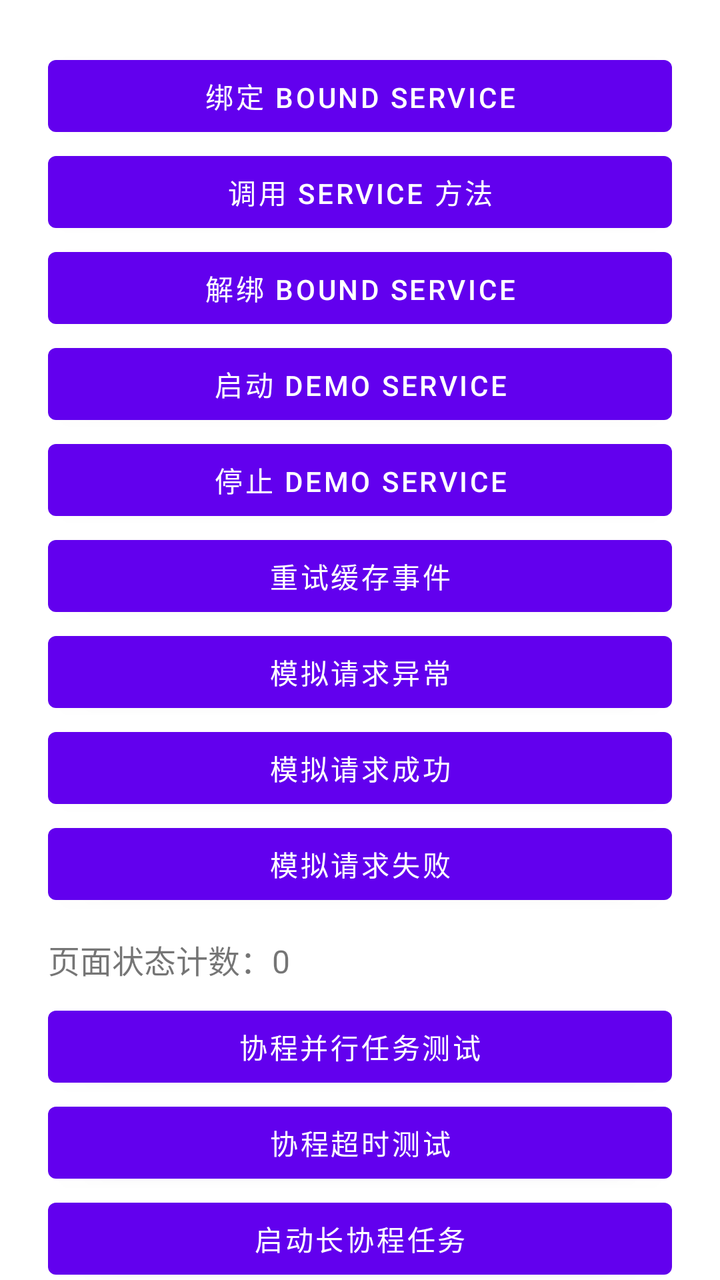
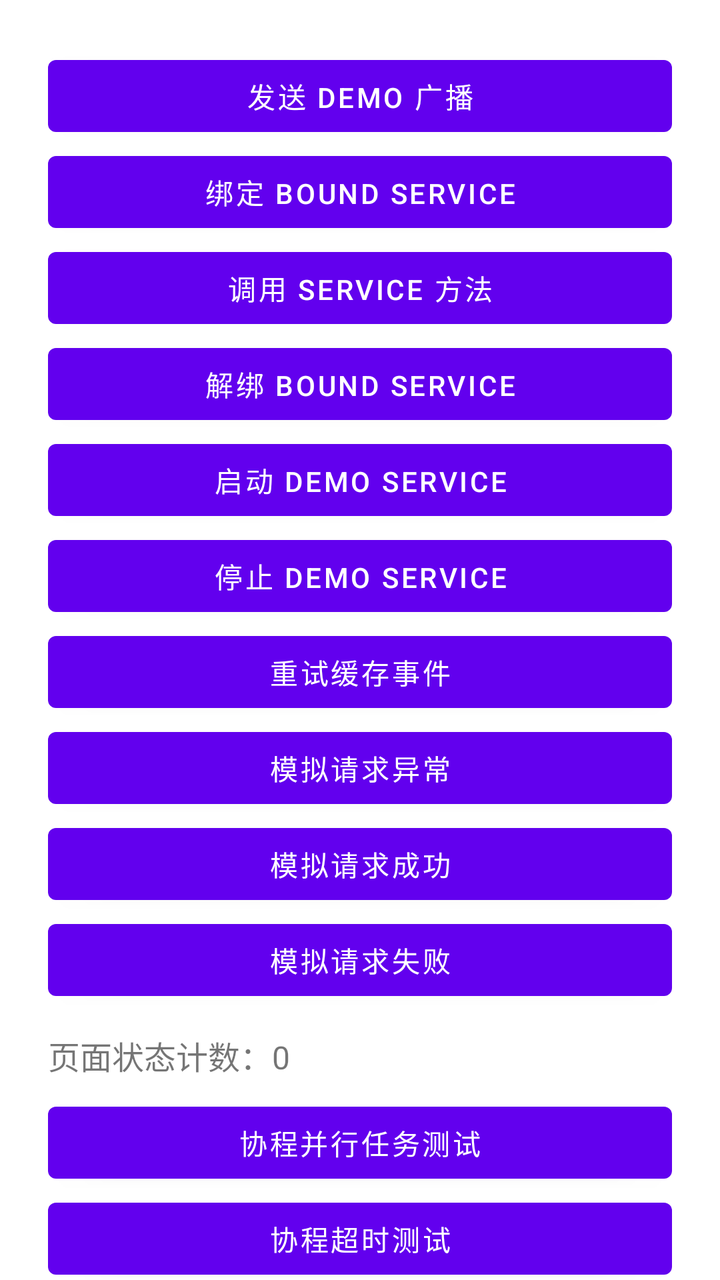

Two renders of the same Android screen: before a commit and after it. Below are the layout's source before the change and the commit's diff.
<!-- AndroidManifest.xml: application theme Theme.SdkStudyDemo -->
<!-- res/layout/activity_main.xml -->
<?xml version="1.0" encoding="utf-8"?>
<androidx.core.widget.NestedScrollView xmlns:android="http://schemas.android.com/apk/res/android"
    android:id="@+id/mainScrollView"
    android:layout_width="match_parent"
    android:layout_height="match_parent"
    android:fillViewport="true">


<LinearLayout
    android:id="@+id/rootLayout"
    android:layout_width="match_parent"
    android:layout_height="match_parent"
    android:orientation="vertical"
    android:padding="24dp">
    <Button
        android:id="@+id/btnBindService"
        android:layout_width="match_parent"
        android:layout_height="wrap_content"
        android:text="绑定 Bound Service" />

    <Button
        android:id="@+id/btnCallService"
        android:layout_width="match_parent"
        android:layout_height="wrap_content"
        android:text="调用 Service 方法" />

    <Button
        android:id="@+id/btnUnbindService"
        android:layout_width="match_parent"
        android:layout_height="wrap_content"
        android:text="解绑 Bound Service" />
    <Button
        android:id="@+id/btnStartDemoService"
        android:layout_width="match_parent"
        android:layout_height="wrap_content"
        android:text="启动 Demo Service" />

    <Button
        android:id="@+id/btnStopDemoService"
        android:layout_width="match_parent"
        android:layout_height="wrap_content"
        android:text="停止 Demo Service" />
    <Button
        android:id="@+id/btnRetryCachedEvents"
        android:layout_width="match_parent"
        android:layout_height="wrap_content"
        android:text="重试缓存事件" />
    <Button
        android:id="@+id/btnRequestException"
        android:layout_width="match_parent"
        android:layout_height="wrap_content"
        android:text="模拟请求异常" />
    <Button
        android:id="@+id/btnRequestSuccess"
        android:layout_width="match_parent"
        android:layout_height="wrap_content"
        android:text="模拟请求成功" />

    <Button
        android:id="@+id/btnRequestError"
        android:layout_width="match_parent"
        android:layout_height="wrap_content"
        android:text="模拟请求失败" />

    <TextView
        android:id="@+id/tvStateCount"
        android:layout_width="match_parent"
        android:layout_height="wrap_content"
        android:text="页面状态计数：0"
        android:textSize="16sp"
        android:paddingTop="12dp"
        android:paddingBottom="8dp"/>
    <Button
        android:id="@+id/btnParallelTaskTest"
        android:layout_width="match_parent"
        android:layout_height="wrap_content"
        android:text="协程并行任务测试"/>
    <Button
        android:id="@+id/btnTimeoutTest"
        android:layout_width="match_parent"
        android:layout_height="wrap_content"
        android:text="协程超时测试" />
    <Button
        android:id="@+id/btnStartLongCoroutine"
        android:layout_width="match_parent"
        android:layout_height="wrap_content"
        android:text="启动长协程任务" />

    <Button
        android:id="@+id/btnCancelLongCoroutine"
        android:layout_width="match_parent"
        android:layout_height="wrap_content"
        android:text="取消长协程任务" />
    <Button
        android:id="@+id/btnCoroutineTest"
        android:layout_width="match_parent"
        android:layout_height="wrap_content"
        android:text="协程测试" />
    <Button
        android:id="@+id/btnUploadEventCoroutine"
        android:layout_width="match_parent"
        android:layout_height="wrap_content"
        android:text="协程网络上报事件"/>
    <Button
        android:id="@+id/btnUploadEventNetwork"
        android:layout_width="match_parent"
        android:layout_height="wrap_content"
        android:text="网络上报事件"/>
    <Button
        android:id="@+id/btnIncreaseCount"
        android:layout_width="match_parent"
        android:layout_height="wrap_content"
        android:text="增加页面状态计数"/>
    <FrameLayout
        android:id="@+id/infoFragmentContainer"
        android:layout_width="match_parent"
        android:layout_height="wrap_content"/>
    <TextView
        android:id="@+id/tvSdkInfo"
        android:layout_width="match_parent"
        android:layout_height="wrap_content"
        android:text="SDK信息"
        android:textSize="16sp"/>

    <Button
        android:id="@+id/bthCancel"
        android:layout_width="match_parent"
        android:layout_height="wrap_content"
        android:text="取消隐私授权"/>

    <Button
        android:id="@+id/bthSetting"
        android:layout_width="match_parent"
        android:layout_height="wrap_content"
        android:text="进入设置页"/>
    <Button
        android:id = "@+id/bthAgree"
        android:layout_width="match_parent"
        android:layout_height="wrap_content"
        android:text="同意隐私协议"/>

    <Button
        android:id="@+id/btnTrackEvent"
        android:layout_width="match_parent"
        android:layout_height="wrap_content"
        android:text="模拟事件上报" />
    <Button
        android:id="@+id/btnTrackEventByBundle"
        android:layout_width="match_parent"
        android:layout_height="wrap_content"
        android:text="Bundle方式上报事件" />
    <Button
        android:id="@+id/btnRequestCameraPermission"
        android:layout_width="match_parent"
        android:layout_height="wrap_content"
        android:text="请求相机权限" />

    <FrameLayout
        android:id="@+id/fragmentContainer"
        android:layout_width="match_parent"
        android:layout_height="wrap_content"/>

</LinearLayout>
</androidx.core.widget.NestedScrollView>
<!-- resources referenced by this layout -->
<resources>
  <style name="Theme.SdkStudyDemo" parent="Theme.MaterialComponents.Light.NoActionBar">
          <item name="android:windowLightStatusBar">true</item>
          <item name="android:statusBarColor">@android:color/white</item>
          <item name="android:navigationBarColor">@android:color/white</item>
      </style>
</resources>

<!-- the commit's change to res/layout/activity_main.xml (unified diff, before → after) -->
@@ -12,6 +12,11 @@
     android:layout_height="match_parent"
     android:orientation="vertical"
     android:padding="24dp">
+    <Button
+        android:id="@+id/btnSendBroadcast"
+        android:layout_width="match_parent"
+        android:layout_height="wrap_content"
+        android:text="发送 Demo 广播" />
     <Button
         android:id="@+id/btnBindService"
         android:layout_width="match_parent"
